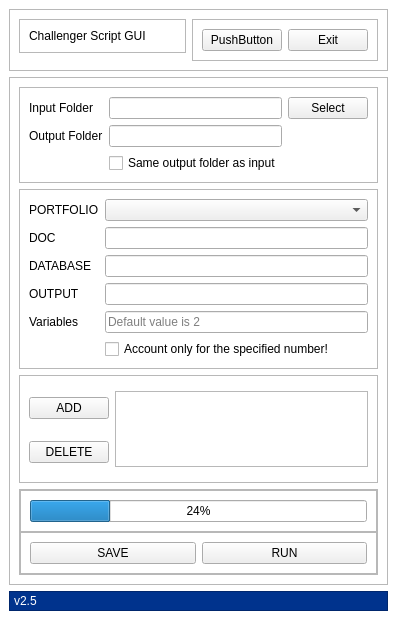
Gygarte/challenger, file challenger/gui/mainWindow.ui: the form before one commit.
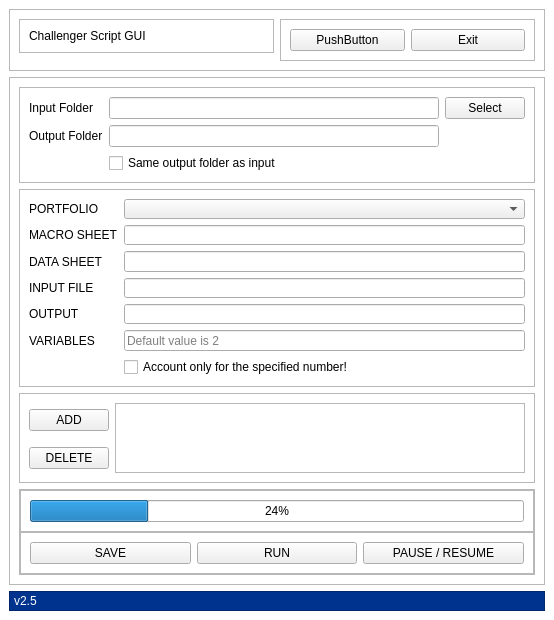
The form after the commit.

Commit message: Changed the import methods form ImportHandler class (simplified the format of the imput file, so adapted the method) + changed the main method to compute models from multiple specification of indep variables (rerite the hole mehod) + finished the saving method from mainWindow class + resolved some bugs and refactor some code + smoll UI improvements; REMAINS: optimize the backend - multithreding

```diff
--- a/challenger/gui/mainWindow.ui
+++ b/challenger/gui/mainWindow.ui
@@ -6,10 +6,16 @@
    <rect>
     <x>0</x>
     <y>0</y>
-    <width>315</width>
+    <width>554</width>
     <height>620</height>
    </rect>
   </property>
+  <property name="minimumSize">
+   <size>
+    <width>554</width>
+    <height>620</height>
+   </size>
+  </property>
   <property name="windowTitle">
    <string>MainWindow</string>
   </property>
@@ -167,7 +173,7 @@
           <item row="2" column="0">
            <widget class="QLabel" name="doc_tag">
             <property name="text">
-             <string>DOC</string>
+             <string>MACRO SHEET</string>
             </property>
            </widget>
           </item>
@@ -177,7 +183,7 @@
           <item row="4" column="0">
            <widget class="QLabel" name="database_tag">
             <property name="text">
-             <string>DATABASE</string>
+             <string>INPUT FILE</string>
             </property>
            </widget>
           </item>
@@ -217,12 +223,22 @@
           <item row="7" column="0">
            <widget class="QLabel" name="treshold_tag">
             <property name="text">
-             <string>Variables</string>
+             <string>VARIABLES</string>
             </property>
            </widget>
           </item>
           <item row="0" column="1">
-           <widget class="QComboBox" name="portfolio_comboBox"/>
+           <widget class="QComboBox" name="portfolio_name"/>
+          </item>
+          <item row="3" column="1">
+           <widget class="QLineEdit" name="data_sheet_name"/>
+          </item>
+          <item row="3" column="0">
+           <widget class="QLabel" name="label_2">
+            <property name="text">
+             <string>DATA SHEET</string>
+            </property>
+           </widget>
           </item>
          </layout>
         </widget>
@@ -332,6 +348,13 @@
                </property>
               </widget>
              </item>
+             <item>
+              <widget class="QPushButton" name="pause_resume_botton">
+               <property name="text">
+                <string>PAUSE / RESUME</string>
+               </property>
+              </widget>
+             </item>
             </layout>
            </widget>
           </item>
```
Left out of the diff: 8 changed lines with no effect on the pictures. The commit also changes 6 other files.
